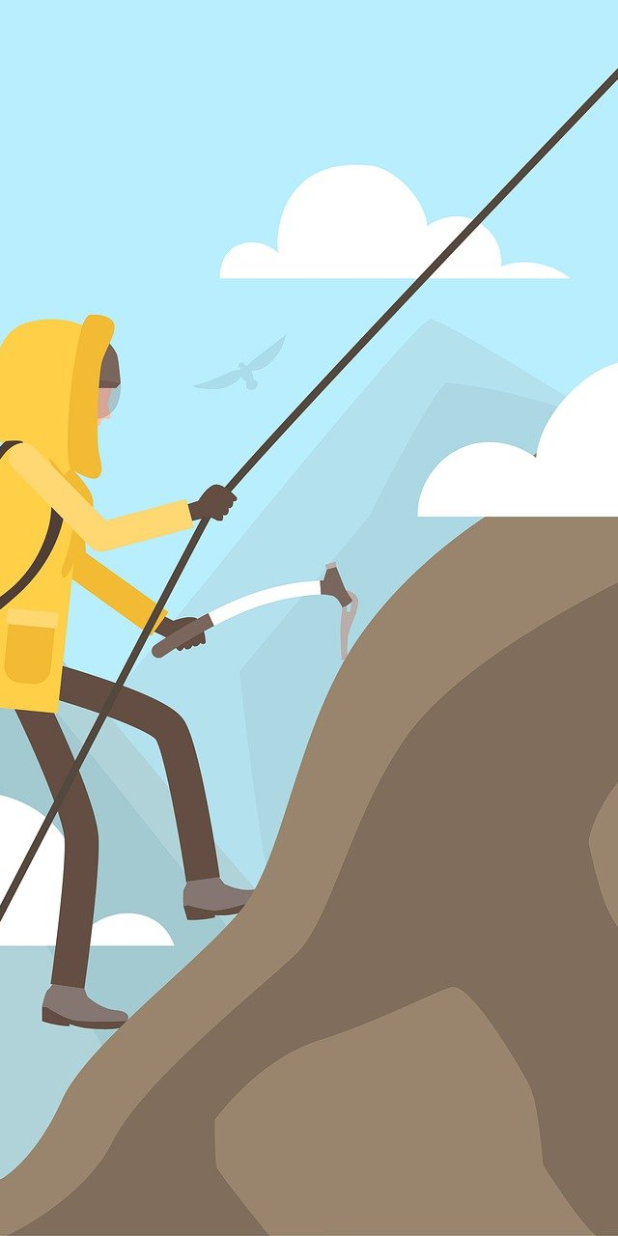
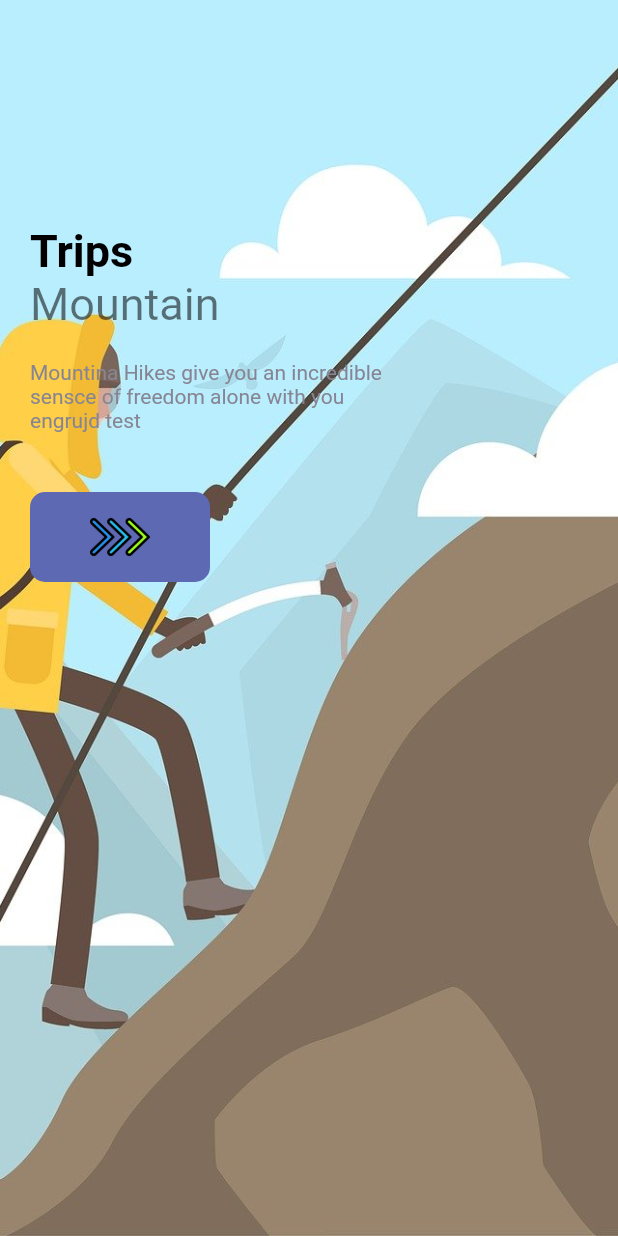
Before and after one commit to SHINDONGDONG/beginners_flutter, a Flutter app: the screen it shows after launch, on a phone screen of 412 x 824 dp. Run offline on Flutter 3.47's test engine with Material 2 defaults, Android fonts, the phone set to English and light mode, and no system bars.

Commit message:
Flutter beginners First Commit

```diff
--- /dev/null
+++ b/lib/misc/colors.dart
@@ -0,0 +1,13 @@
+
+
+import 'dart:ui';
+
+class AppColors {
+  static final Color textColor1 = Color(0xFF989adc);
+  static final Color textColor2 = Color(0xFF878593);
+  static final Color bigTextColor = Color(0xFF2e2e31);
+  static final Color mainColor = Color(0xFF5d69b3);
+  static final Color startColor = Color(0xFFe7bb4e);
+  static final Color mainTextColor = Color(0xFFababad);
+  static final Color buttonBackground = Color(0xFFffffff);
+}
--- a/lib/pages/welcome_page.dart
+++ b/lib/pages/welcome_page.dart
@@ -1,7 +1,12 @@
 // ignore_for_file: prefer_interpolation_to_compose_strings
 
+import 'package:beginners_flutter/misc/colors.dart';
+import 'package:beginners_flutter/widget/app_large_text.dart';
+import 'package:beginners_flutter/widget/responsive_button.dart';
 import 'package:flutter/cupertino.dart';
 import 'package:flutter/material.dart';
+
+import '../widget/app_text.dart';
 
 class WelcomePage  extends StatefulWidget {
   const WelcomePage({Key? key}) : super(key: key);
@@ -14,8 +19,15 @@ class _WelcomePageState extends State<WelcomePage> {
    List images = [
      "welcome-one.png",
      "welcome-two.png",
-     "welcome-three.png",
+     "welcome-three.png"
    ];
+
+   List text = [
+     "Trips",
+     "Travel",
+     "Korea",
+   ];
+
   @override
   Widget build(BuildContext context) {
     return Scaffold(
@@ -36,8 +48,32 @@ class _WelcomePageState extends State<WelcomePage> {
                     fit: BoxFit.cover
                   )
                 ),
-                child: Container(
+                child: Container( //image위에 차일드로 컨테이너가 올라올것이다.
+                  //올라올 때 위에가 150 양옆이 20으로 마진이 벌어질것이다.
                   margin: const EdgeInsets.only(top: 150,left: 20,right: 20),
+                  child: Row( //가로로 줄것이고
+                    children: [
+                      Column( //그 위에 세로로 줄것이다.
+                        //텍스트의 길이때문에 Trips가 가운데로 올것이다 alignment해줌.
+                        crossAxisAlignment: CrossAxisAlignment.start,
+                        children: [ //로우 컬럼은 무조건 childern해줨
+                          AppLargeText(text: text[index]),
+                          AppText(text: "Mountain",size: 30),
+                          const SizedBox(height: 20,),
+                          Container(
+                            width: 250,
+                            child: AppText(
+                              text: "Mountina Hikes give you an incredible sensce of freedom alone with you engrujd test",
+                              color: AppColors.textColor2,
+                              size: 14,
+                            ),
+                          ),
+                          const SizedBox(height: 40,),
+                          ResponsiveButton(width: 120),
+                        ],
+                      )
+                    ],
+                  ),
                 ),
               );
         })
--- /dev/null
+++ b/lib/widget/app_large_text.dart
@@ -0,0 +1,27 @@
+import 'package:flutter/cupertino.dart';
+import 'package:flutter/material.dart';
+
+class AppLargeText extends StatelessWidget {
+  double size;
+  final Color color;
+  final String text;
+
+  AppLargeText(
+      {Key? key,
+        this.size = 30,
+        this.color = Colors.black,
+        required this.text})
+      : super(key: key);
+
+  @override
+  Widget build(BuildContext context) {
+    return Text(
+      text,
+      style: TextStyle(
+        color: color,
+        fontSize: size,
+        fontWeight: FontWeight.bold
+      ),
+    );
+  }
+}
--- /dev/null
+++ b/lib/widget/app_text.dart
@@ -0,0 +1,26 @@
+import 'package:flutter/cupertino.dart';
+import 'package:flutter/material.dart';
+
+class AppText extends StatelessWidget {
+  double size;
+  final Color color;
+  final String text;
+
+  AppText(
+      {Key? key,
+        this.size = 16,
+        this.color = Colors.black54,
+        required this.text})
+      : super(key: key);
+
+  @override
+  Widget build(BuildContext context) {
+    return Text(
+      text,
+      style: TextStyle(
+          color: color,
+          fontSize: size
+      ),
+    );
+  }
+}
--- /dev/null
+++ b/lib/widget/responsive_button.dart
@@ -0,0 +1,30 @@
+import 'package:beginners_flutter/misc/colors.dart';
+import 'package:flutter/cupertino.dart';
+
+class ResponsiveButton extends StatelessWidget {
+  bool? isResponsive;
+  double? width;
+
+  ResponsiveButton({Key? key, this.width, this.isResponsive = false}) : super(key: key);
+
+
+  @override
+  Widget build(BuildContext context) {
+
+    return Container(
+      padding: const EdgeInsets.symmetric(vertical: 10, horizontal: 20),
+      width: width,
+      height: 60,
+      decoration: BoxDecoration(
+        borderRadius: BorderRadius.circular(10),
+         color: AppColors.mainColor
+      ),
+      child: Row(
+        mainAxisAlignment: MainAxisAlignment.center,
+        children: [
+          Image.asset("img/button-one.png"),
+        ],
+      ),
+    );
+  }
+}
```
Also changed, not shown: img/button-one.png (added).
